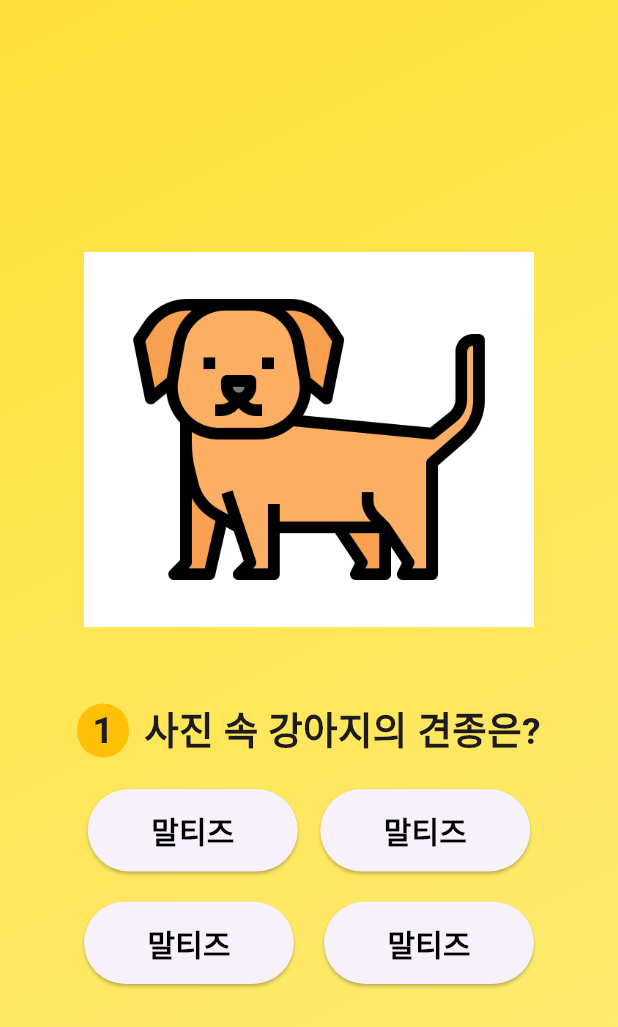
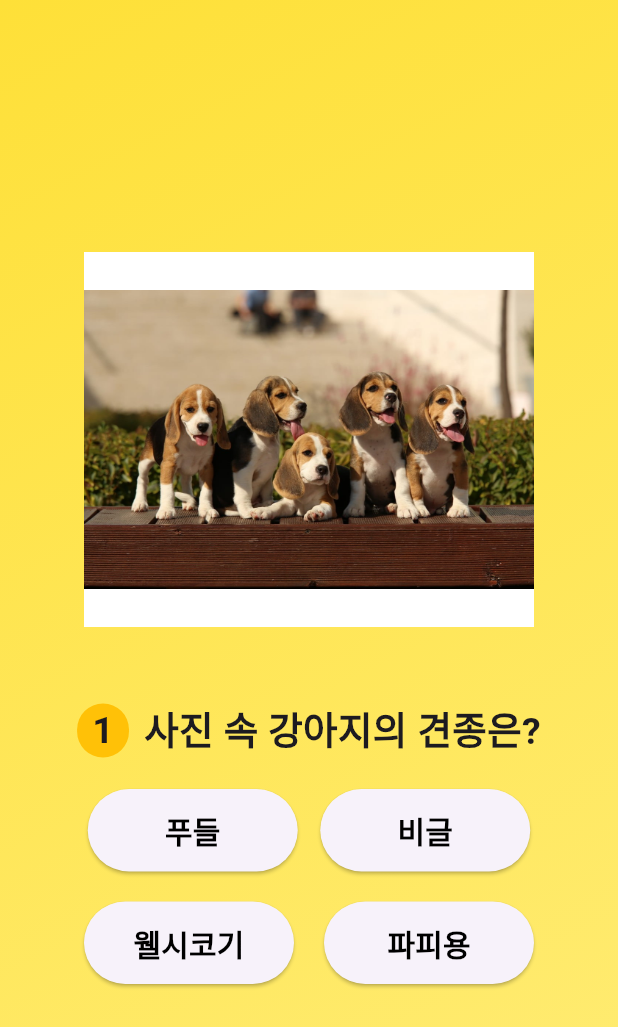
Before and after one commit to JJJangJeongSu/dog_quiz_app, a Flutter app: the screen it shows after launch, after a tap on "시작", on a phone screen of 412 x 824 dp. Shown: the top 1027 px of the screen. Run offline on Flutter 3.47's test engine with Material 3 defaults, Android fonts, the phone set to English and light mode, and no system bars; our stand-ins replace google_fonts.

Commit message:
v1 완성

```diff
--- a/lib/models/question.dart
+++ b/lib/models/question.dart
@@ -7,10 +7,19 @@ class Question {
 
     choices.shuffle();
     choices.add(answer);
-    choices = choices.sublist(2, 6);
+    choices = choices.sublist(3, 7);
+    choices.shuffle();
   }
 
-  final List<String> dogNames = ["말티즈", "치와와", "푸들", "닥스훈트", "비글", "웰시코기"];
+  final List<String> dogNames = [
+    "말티즈",
+    "치와와",
+    "푸들",
+    "닥스훈트",
+    "비글",
+    "웰시코기",
+    "파피용"
+  ];
 
   String image;
   String answer;
--- a/lib/models/question_set.dart
+++ b/lib/models/question_set.dart
@@ -11,17 +11,30 @@ class QuestionSet {
     "웰시코기",
     "파피용"
   ];
+  final Map<String, String> dogEngNames = {
+    "비글": "beagle",
+    "치와와": "chihuahua",
+    "웰시코기": "corgi",
+    "닥스훈트": "dachshund",
+    "말티즈": "maltese",
+    "파피용": "papillon",
+    "푸들": "poodle"
+  };
+
   QuestionSet() {
     dogList = dogNames.toList();
 
     dogList.shuffle();
-    dogList = dogList.sublist(0, 5);
+    dogList = dogList.sublist(0, 7);
 
-    curQuestion = dogList.map((dog) {
+    curQuestionList = dogList.map((dog) {
       int randInt = Random().nextInt(3) + 1;
-      return Question(answer: dog, image: "{$dog}_{$randInt}");
+      return Question(
+          answer: dog,
+          image:
+              "lib/assets/images/quiz/${dogEngNames[dog]}/${dogEngNames[dog]}_$randInt.jpg");
     }).toList();
   }
   late List<String> dogList;
-  late List<Question> curQuestion;
+  late List<Question> curQuestionList;
 }
--- a/lib/screens/frame/main_frame.dart
+++ b/lib/screens/frame/main_frame.dart
@@ -15,20 +15,33 @@ class _MainFrameState extends State<MainFrame> {
   Widget? activeScreen;
   String? screenCode;
   late int curNum;
-  dynamic curQuestionSet;
+  late QuestionSet curQuestionSet;
   late List<String> userAnswers;
+
+  void backToTitle() {
+    setState(() {
+      screenCode = 'title-screen';
+    });
+  }
 
   void startQuiz() {
     setState(() {
       curQuestionSet = QuestionSet();
+      curNum = 1;
+
       screenCode = 'quiz-screen';
       userAnswers = [];
     });
   }
 
-  void chooseAnswer() {
+  void chooseAnswer(String selectedAnswer) {
     setState(() {
+      print(userAnswers);
+      userAnswers.add(selectedAnswer);
       curNum += 1;
+      if (curNum == curQuestionSet.curQuestionList.length) {
+        screenCode = 'result-screen';
+      }
     });
   }
 
@@ -51,9 +64,16 @@ class _MainFrameState extends State<MainFrame> {
         startQuiz: startQuiz,
       );
     } else if (screenCode == 'quiz-screen') {
-      activeScreen = QuizScreen();
+      activeScreen = QuizScreen(
+          curQuestionSet: curQuestionSet,
+          curNum: curNum,
+          chooseAnswer: chooseAnswer);
     } else if (screenCode == "result-screen") {
-      activeScreen = ResultScreen();
+      activeScreen = ResultScreen(
+        questionSet: curQuestionSet,
+        backToTitle: backToTitle,
+        userAnswers: userAnswers,
+      );
     }
 
     return MaterialApp(
--- a/lib/screens/quiz_screen.dart
+++ b/lib/screens/quiz_screen.dart
@@ -1,23 +1,52 @@
+import 'package:dog_quiz_app/models/question.dart';
+import 'package:dog_quiz_app/models/question_set.dart';
 import 'package:dog_quiz_app/screens/widgets/answer_button.dart';
 import 'package:flutter/material.dart';
 import 'package:google_fonts/google_fonts.dart';
 
 class QuizScreen extends StatefulWidget {
-  QuizScreen({super.key});
+  QuizScreen(
+      {super.key,
+      required this.curQuestionSet,
+      required this.curNum,
+      required this.chooseAnswer});
+  QuestionSet curQuestionSet;
+  void Function(String) chooseAnswer;
+  int curNum;
+
   @override
   State<QuizScreen> createState() => _QuizScreenState();
 }
 
 class _QuizScreenState extends State<QuizScreen> {
+  late Question curQuestion;
+
+  final Map<String, String> dogEngNames = {
+    "비글": "beagle",
+    "치와와": "chihuahua",
+    "웰시코기": "corgi",
+    "닥스훈트": "dachshund",
+    "말티즈": "maltese",
+    "파피용": "papillon",
+    "푸들": "poodle"
+  };
+
+  @override
+  void initState() {
+    curQuestion = widget.curQuestionSet.curQuestionList[0];
+    super.initState();
+  }
+
   @override
   Widget build(context) {
+    curQuestion = widget.curQuestionSet.curQuestionList[widget.curNum - 1];
     return Column(
       mainAxisSize: MainAxisSize.min,
       children: [
         Container(
           color: Colors.white,
           child: Image.asset(
-            'lib/assets/images/logo/dog.png',
+            curQuestion.image,
             width: 300,
             height: 250,
           ),
@@ -34,7 +63,7 @@ class _QuizScreenState extends State<QuizScreen> {
                   color: Colors.amber),
               padding: const EdgeInsets.symmetric(horizontal: 10),
               margin: const EdgeInsets.only(right: 10),
-              child: Text("1",
+              child: Text(widget.curNum.toString(),
                   style: GoogleFonts.nanumGothic(
                     fontSize: 25,
                     fontWeight: FontWeight.w600,
@@ -53,11 +82,17 @@ class _QuizScreenState extends State<QuizScreen> {
         Row(
           mainAxisSize: MainAxisSize.min,
           children: [
-            AnswerButton(),
+            AnswerButton(
+              answerValue: curQuestion.choices[0],
+              chooseAnswer: widget.chooseAnswer,
+            ),
             const SizedBox(
               width: 15,
             ),
-            AnswerButton(),
+            AnswerButton(
+              answerValue: curQuestion.choices[1],
+              chooseAnswer: widget.chooseAnswer,
+            ),
           ],
         ),
         const SizedBox(
@@ -66,11 +101,17 @@ class _QuizScreenState extends State<QuizScreen> {
         Row(
           mainAxisSize: MainAxisSize.min,
           children: [
-            AnswerButton(),
+            AnswerButton(
+              answerValue: curQuestion.choices[2],
+              chooseAnswer: widget.chooseAnswer,
+            ),
             const SizedBox(
               width: 20,
             ),
-            AnswerButton(),
+            AnswerButton(
+              answerValue: curQuestion.choices[3],
+              chooseAnswer: widget.chooseAnswer,
+            ),
           ],
         )
       ],
--- a/lib/screens/widgets/answer_button.dart
+++ b/lib/screens/widgets/answer_button.dart
@@ -2,7 +2,10 @@ import 'package:flutter/material.dart';
 import 'package:google_fonts/google_fonts.dart';
 
 class AnswerButton extends StatelessWidget {
-  AnswerButton({super.key});
+  AnswerButton(
+      {super.key, required this.answerValue, required this.chooseAnswer});
+  String answerValue;
+  void Function(String) chooseAnswer;
 
   @override
   Widget build(context) {
@@ -10,11 +13,13 @@ class AnswerButton extends StatelessWidget {
       width: 140,
       height: 55,
       child: ElevatedButton(
-        onPressed: () {},
+        onPressed: () {
+          chooseAnswer(answerValue);
+        },
         style: ElevatedButton.styleFrom(
           foregroundColor: Colors.black,
         ),
-        child: Text("말티즈",
+        child: Text(answerValue,
             style: GoogleFonts.nanumGothic(
                 fontSize: 20, fontWeight: FontWeight.w600)),
       ),
--- a/pubspec.yaml
+++ b/pubspec.yaml
@@ -24,6 +24,9 @@ flutter:
     - "lib/assets/images/quiz/beagle/beagle_1.jpg"
     - "lib/assets/images/quiz/beagle/beagle_2.jpg"
     - "lib/assets/images/quiz/beagle/beagle_3.jpg"
+    - "lib/assets/images/quiz/corgi/corgi_1.jpg"
+    - "lib/assets/images/quiz/corgi/corgi_2.jpg"
+    - "lib/assets/images/quiz/corgi/corgi_3.jpg"
     - "lib/assets/images/quiz/chihuahua/chihuahua_1.jpg"
     - "lib/assets/images/quiz/chihuahua/chihuahua_2.jpg"
     - "lib/assets/images/quiz/chihuahua/chihuahua_3.jpg"
```
Also changed, not shown: lib/screens/result_screen.dart (+64 -8 lines), lib/screens/widgets/result_bar.dart (+33 -12 lines).
